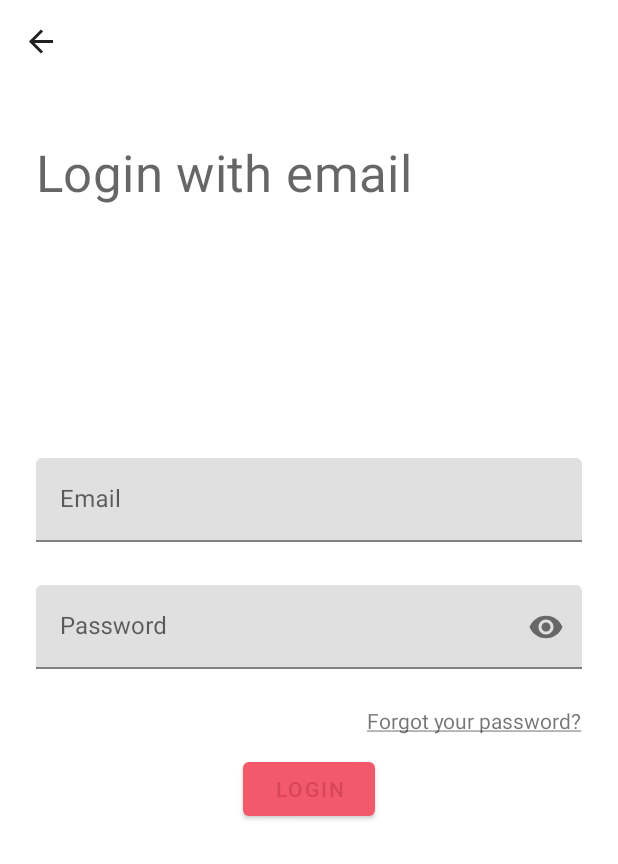
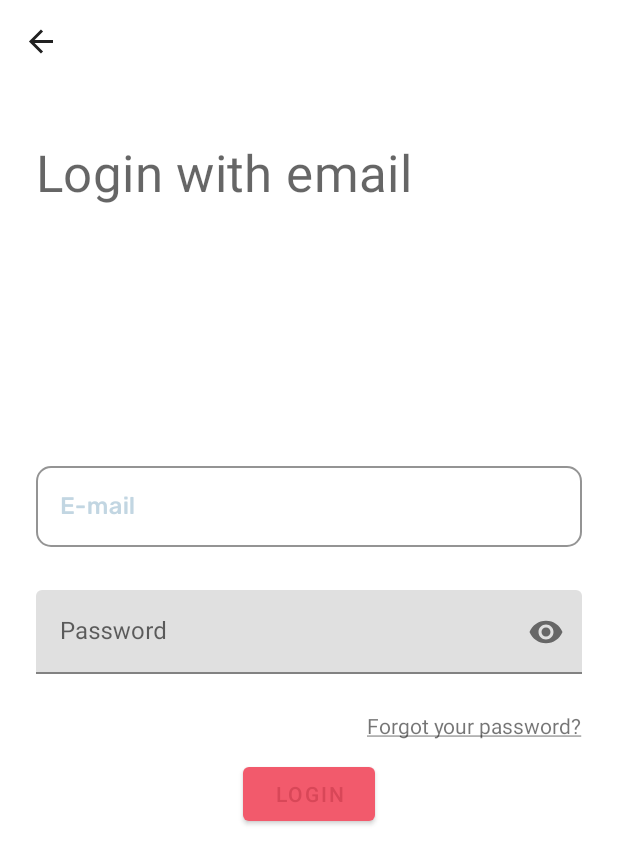
Before and after one commit to lucianoluzzi/couplet, an Android app: the screen it shows after launch (MainActivity), after a tap on "Login with Email", on a phone screen of 412 x 824 dp. Shown: the top 864 px of the screen. Run offline under Robolectric (Android 15) with nearby library versions, the light colour scheme and no system bars; our stand-ins replace Firebase (no records; nobody signed in at launch, a user with empty details on screens opened directly), data binding, navigation-ui; libraries missing offline, so code that uses them is left out: com.facebook.appevents; 1 statement that could not run was skipped.

Commit message:
Setting buttons ripple color. Setting text input layout.

```diff
--- a/app/src/main/res/layout/fragment_login.xml
+++ b/app/src/main/res/layout/fragment_login.xml
@@ -29,10 +29,11 @@
                 app:layout_constraintTop_toTopOf="parent" />
 
             <com.google.android.material.textfield.TextInputLayout
+                style="@style/TextInputLayout.Outlined"
                 android:id="@+id/email_input_layout"
                 android:layout_width="0dp"
                 android:layout_height="wrap_content"
-                android:hint="Email"
+                android:hint="E-mail"
                 app:errorEnabled="true"
                 app:layout_constraintBottom_toBottomOf="parent"
                 app:layout_constraintEnd_toEndOf="parent"
@@ -41,6 +42,7 @@
                 app:layout_constraintVertical_bias="0.35">
 
                 <com.google.android.material.textfield.TextInputEditText
+                    style="@style/TextInputEditText"
                     android:id="@+id/email"
                     android:layout_width="match_parent"
                     android:layout_height="wrap_content"
--- a/app/src/main/res/values/colors.xml
+++ b/app/src/main/res/values/colors.xml
@@ -12,6 +12,7 @@
     <color name="darker_pink">#F0B7B7</color>
     <color name="pink">#FFEEEE</color>
     <color name="light_pink">#FFF5F5</color>
+    <color name="blue_55">#8C46B5D7</color>
     <color name="blue_20">#3346B5D7</color>
     <color name="blue_15">#2646B5D7</color>
 
--- a/app/src/main/res/values/themes.xml
+++ b/app/src/main/res/values/themes.xml
@@ -71,38 +71,39 @@
 
     <style name="Button.Highlight" parent="Widget.MaterialComponents.Button.UnelevatedButton">
         <item name="android:textAllCaps">false</item>
-        <item name="shapeAppearanceOverlay">@style/RoundCorners</item>
+        <item name="shapeAppearanceOverlay">@style/RoundCorners.16</item>
         <item name="android:backgroundTint">@color/red</item>
         <item name="android:textColor">@color/white</item>
         <item name="android:textAppearance">@style/Body.Highlight</item>
         <item name="android:paddingTop">16dp</item>
         <item name="android:paddingBottom">16dp</item>
+        <item name="rippleColor">@color/red_over</item>
     </style>
 
-    <style name="Button.Highlight.Icon" parent="Widget.MaterialComponents.Button.Icon">
+    <style name="Button.Highlight.Icon" parent="Widget.MaterialComponents.Button.UnelevatedButton.Icon">
         <item name="iconPadding">20dp</item>
-        <item name="elevation">0dp</item>
         <item name="iconGravity">textStart</item>
         <item name="iconTint">@color/white</item>
-        <item name="android:stateListAnimator">@null</item>
         <item name="android:textAllCaps">false</item>
-        <item name="shapeAppearanceOverlay">@style/RoundCorners</item>
+        <item name="shapeAppearanceOverlay">@style/RoundCorners.16</item>
         <item name="android:backgroundTint">@color/red</item>
         <item name="android:textColor">@color/white</item>
         <item name="android:textAppearance">@style/Body.Highlight</item>
         <item name="android:paddingTop">16dp</item>
         <item name="android:paddingBottom">16dp</item>
+        <item name="rippleColor">@color/red_over</item>
     </style>
 
     <style name="Button.Outlined" parent="Widget.MaterialComponents.Button.OutlinedButton">
         <item name="android:textAllCaps">false</item>
-        <item name="shapeAppearanceOverlay">@style/RoundCorners</item>
+        <item name="shapeAppearanceOverlay">@style/RoundCorners.16</item>
         <item name="android:backgroundTint">@color/blue_15</item>
         <item name="android:textAppearance">@style/Body.Highlight</item>
         <item name="android:textColor">@color/musk_green</item>
         <item name="android:paddingTop">16dp</item>
         <item name="android:paddingBottom">16dp</item>
         <item name="strokeColor">@color/blue_20</item>
+        <item name="rippleColor">@color/blue_55</item>
     </style>
 
     <style name="Button.Outlined.Icon" parent="Widget.MaterialComponents.Button.OutlinedButton.Icon">
@@ -112,19 +113,41 @@
         <item name="iconTint">@color/musk_green</item>
         <item name="android:stateListAnimator">@null</item>
         <item name="android:textAllCaps">false</item>
-        <item name="shapeAppearanceOverlay">@style/RoundCorners</item>
+        <item name="shapeAppearanceOverlay">@style/RoundCorners.16</item>
         <item name="android:backgroundTint">@color/blue_15</item>
         <item name="android:textColor">@color/musk_green</item>
         <item name="android:textAppearance">@style/Body.Highlight</item>
         <item name="android:paddingTop">16dp</item>
         <item name="android:paddingBottom">16dp</item>
         <item name="strokeColor">@color/blue_20</item>
+        <item name="rippleColor">@color/blue_55</item>
     </style>
 
-    <style name="RoundCorners">
+    <style name="TextField" />
+
+    <style name="TextInputLayout.Outlined" parent="Widget.MaterialComponents.TextInputLayout.OutlinedBox">
+        <item name="boxStrokeColor">@color/grey_blue</item>
+        <item name="android:textColorHint">#8086AEC6</item>
+        <item name="hintTextColor">@color/grey_blue</item>
+        <item name="hintTextAppearance">@style/Body</item>
+        <item name="shapeAppearance">@style/RoundCorners.10</item>
+    </style>
+
+    <style name="TextInputEditText">
+        <item name="android:textColor">@color/musk_green</item>
+        <item name="android:textAppearance">@style/Body.Highlight</item>
+    </style>
+
+
+    <style name="RoundCorners" />
+
+    <style name="RoundCorners.10">
+        <item name="cornerFamily">rounded</item>
+        <item name="cornerSize">10dp</item>
+    </style>
+
+    <style name="RoundCorners.16">
         <item name="cornerFamily">rounded</item>
         <item name="cornerSize">16dp</item>
     </style>
-
-
 </resources>
```
